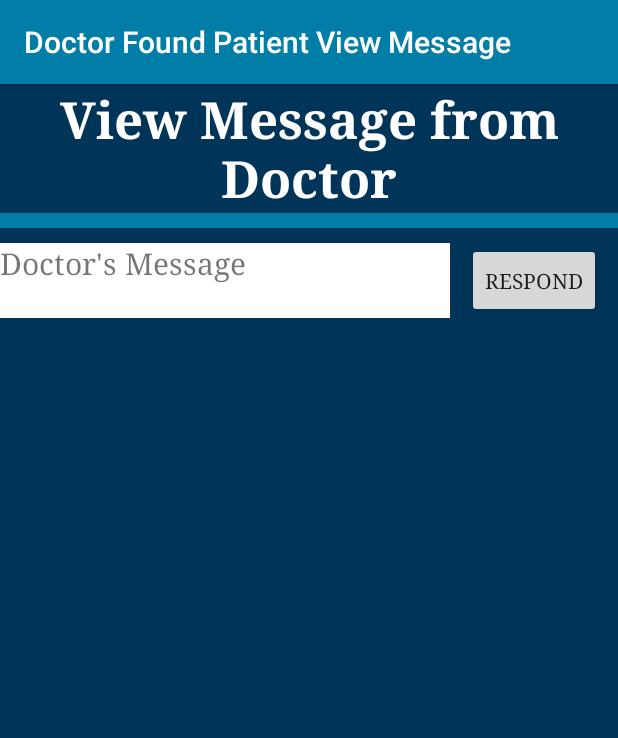
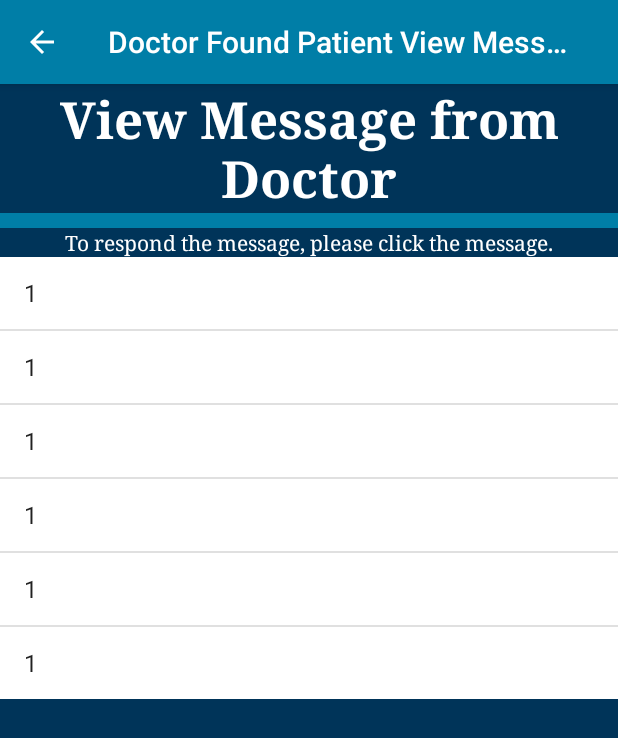
Before and after one commit to doctorfound2020/CSIS3175DF, an Android app: the PatientViewMessage screen opened directly, with no data from a screen before it, on a phone screen of 412 x 824 dp. Shown: the top 738 px of the screen. Run offline under Robolectric (Android 15) with nearby library versions, the phone set to English and light mode, and no system bars.

```diff
--- a/app/src/main/java/com/example/test/PatientViewMessage.java
+++ b/app/src/main/java/com/example/test/PatientViewMessage.java
@@ -1,11 +1,18 @@
 package com.example.test;
 
+import androidx.appcompat.app.AlertDialog;
 import androidx.appcompat.app.AppCompatActivity;
 
+import android.content.DialogInterface;
 import android.content.Intent;
 import android.os.Bundle;
 import android.view.View;
+import android.widget.AdapterView;
+import android.widget.ArrayAdapter;
 import android.widget.Button;
+import android.widget.ListView;
+
+import java.util.ArrayList;
 
 public class PatientViewMessage extends AppCompatActivity {
 
@@ -14,14 +21,32 @@ public class PatientViewMessage extends AppCompatActivity {
         super.onCreate(savedInstanceState);
         setContentView(R.layout.activity_patient_view_message);
 
+        //set title
         setTitle("Doctor Found Patient View Message");
 
-        Button btnrespond = findViewById(R.id.btnRespond);
+        //up bottom
+        getSupportActionBar().setDisplayHomeAsUpEnabled(true);
 
-        btnrespond.setOnClickListener(new View.OnClickListener() {
+        ListView listView = findViewById(R.id.lvPatientVM);
+        final ArrayList<String> arrayList = new ArrayList<>();
+        arrayList.add("1");
+        arrayList.add("1");
+        arrayList.add("1");
+        arrayList.add("1");
+        arrayList.add("1");
+        arrayList.add("1");
+
+        final ArrayAdapter arrayAdapter = new ArrayAdapter(this,android.R.layout.simple_list_item_1,arrayList);
+        listView.setAdapter(arrayAdapter);
+
+        listView.setOnItemClickListener(new AdapterView.OnItemClickListener() {
             @Override
-            public void onClick(View v) {
-                startActivity(new Intent(PatientViewMessage.this, PatientSendMessage.class));
+            public void onItemClick(AdapterView<?> parent, View view, int position, long id) {
+                for (int i = 0; i < arrayList.size(); i++){
+                    if(position == i){
+                        startActivity(new Intent(PatientViewMessage.this, PatientSendMessage.class));
+                    }
+                }
             }
         });
     }
--- a/app/src/main/res/layout/activity_patient_view_message.xml
+++ b/app/src/main/res/layout/activity_patient_view_message.xml
@@ -1,19 +1,15 @@
 <?xml version="1.0" encoding="utf-8"?>
-<ScrollView xmlns:android="http://schemas.android.com/apk/res/android"
+<LinearLayout xmlns:android="http://schemas.android.com/apk/res/android"
     xmlns:app="http://schemas.android.com/apk/res-auto"
     xmlns:tools="http://schemas.android.com/tools"
     android:layout_width="match_parent"
     android:layout_height="match_parent"
+    android:orientation="vertical"
     android:background="#003459"
     tools:context=".PatientViewMessage">
 
-    <LinearLayout
-        android:layout_width="match_parent"
-        android:layout_height="wrap_content"
-        android:orientation="vertical"
-        android:gravity="center">
 
-        <TextView
+    <TextView
             android:id="@+id/txttop"
             android:layout_width="wrap_content"
             android:layout_height="wrap_content"
@@ -23,7 +19,7 @@
             android:textColor="@android:color/white"
             android:gravity="center"
             app:fontFamily="serif">
-        </TextView>
+    </TextView>
 
         <View
             android:layout_width="match_parent"
@@ -31,38 +27,25 @@
             android:background="#007EA7">
         </View>
 
+    <TextView
+        android:layout_width="match_parent"
+        android:layout_height="wrap_content"
+        android:text="@string/txthint1"
+        android:textSize="14sp"
+        android:textColor="@android:color/white"
+        android:gravity="center"
+        app:fontFamily="serif"></TextView>
+
+    <ListView
+        android:id="@+id/lvPatientVM"
+        android:layout_width="wrap_content"
+        android:layout_height="wrap_content"
+        android:background="@android:color/white">
+    </ListView>
 
 
-        <GridLayout
-            android:layout_width="match_parent"
-            android:layout_height="match_parent"
-            android:columnCount="2">
-
-            <TextView
-                android:id="@+id/txtinfo1"
-                android:layout_width="300dp"
-                android:layout_height="50dp"
-                android:layout_gravity="center"
-                android:text="@string/txtdcmessage"
-                android:textSize="20sp"
-                android:background="@android:color/white"
-                android:layout_marginTop="10dp"
-                app:fontFamily="serif">
-            </TextView>
-
-            <Button
-                android:id="@+id/btnRespond"
-                android:layout_height="50dp"
-                android:layout_gravity="center"
-                android:text="@string/btnrespon"
-                android:layout_marginTop="10dp"
-                app:fontFamily="serif">
-
-            </Button>
-
-        </GridLayout>
 
 
-    </LinearLayout>
 
-</ScrollView>
+
+</LinearLayout>
--- a/app/src/main/res/values/strings.xml
+++ b/app/src/main/res/values/strings.xml
@@ -22,6 +22,7 @@
     <string name="btncancel">Cancel</string>
     <string name="txtinfo">Appointment info</string>
     <string name="txtcheckapp">Check Appointments</string>
+    <string name="txthint">To cancel the appointment, please long click the appointment.</string>
 
     <!-- PatientOnlineHelp  -->
     <string name="btnsend">Send messages to Doctor</string>
@@ -51,6 +52,7 @@
     <string name="txtviewmessage">View Message from Doctor</string>
     <string name="txtdcviewmessage">View Messages from Patient</string>
     <string name="txtpxmessage">Patient\'s Message</string>
+    <string name="txthint1">To respond the message, please click the message.</string>
 
 
 
```
Also changed, not shown: app/src/main/java/com/example/test/MainActivity.java (+1 -1 lines), app/src/main/java/com/example/test/PatientBookAppointment.java (+3 -0 lines), app/src/main/java/com/example/test/PatientCheckAppointment.java (+50 -0 lines), app/src/main/java/com/example/test/PatientReminder.java (+17 -0 lines), app/src/main/java/com/example/test/PatientViewHistory.java (+31 -0 lines), app/src/main/res/layout/activity_patient_check_appointment.xml (+17 -33 lines), app/src/main/res/layout/activity_patient_reminder.xml (+6 -11 lines), app/src/main/res/layout/activity_patient_view_history.xml (+9 -16 lines).
